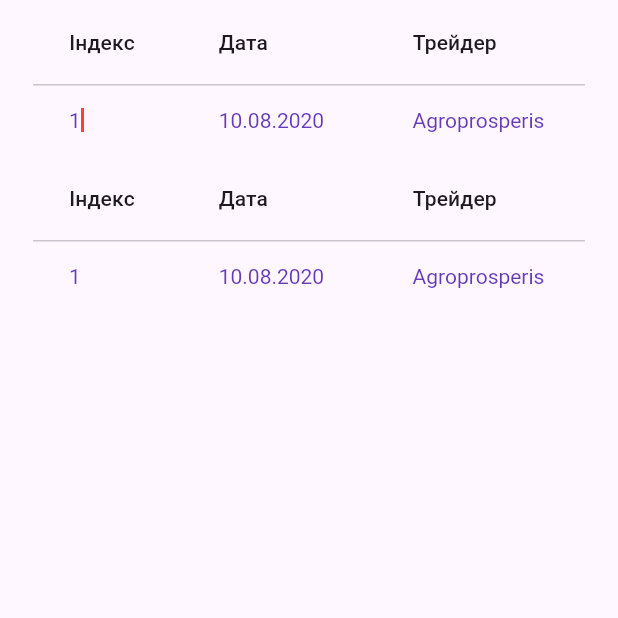
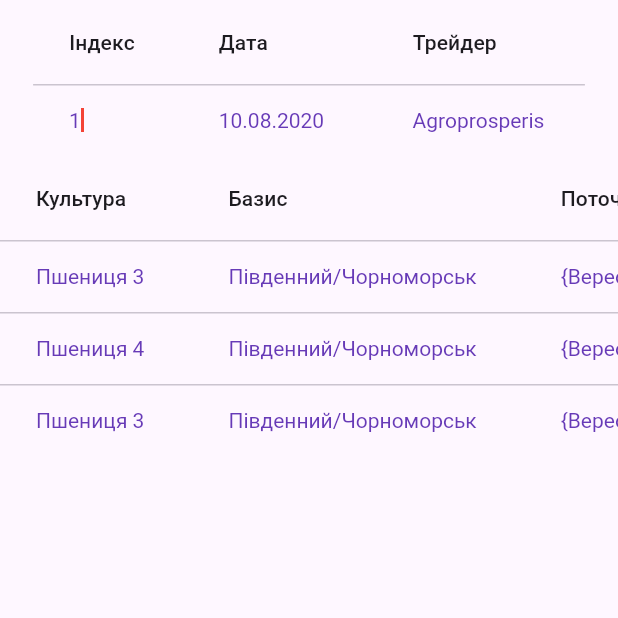
Before and after one commit to NestorBurma1/monitoring_firebase_post, a Flutter app: the screen it shows after launch, on a phone screen of 412 x 824 dp, the top half of it. Run offline on Flutter 3.47's test engine with Material 3 defaults, Android fonts, the light colour scheme and no system bars; our stand-ins replace freezed_annotation.

Commit message:
Hardcoded add 3 products in table

```diff
--- a/lib/consts_ua.dart
+++ b/lib/consts_ua.dart
@@ -3,3 +3,11 @@ class ConstsUa {
   static final List<DateTime> dates = <DateTime>[DateTime(2020, 8, 10)];
   static const List<String> traders = <String>['Agroprosperis'];
 }
+class ConstUaTablePage{
+  static const String index = 'Індекс';
+  static const String date = 'Дата';
+  static const String trader = 'Трейдер';
+  static const String productName = 'Культура';
+  static const String basis = 'Базис';
+  static const String currentPrice = 'Поточна ціна';
+}
--- a/lib/domain/trader_price_table.dart
+++ b/lib/domain/trader_price_table.dart
@@ -20,7 +20,7 @@ class TraderPriceTable with _$TraderPriceTable {
   @override
   final String traderName;
   @override
-  final List<Product>? listProducts;
+  List<Product>? listProducts;
   @override
   final List<String>? listComments;
 }
--- a/lib/presentation/data_add_table.dart
+++ b/lib/presentation/data_add_table.dart
@@ -1,5 +1,7 @@
 import 'package:flutter/material.dart';
+import 'package:monitoring_firebase_post/domain/product.dart';
 
+import '../consts_ua.dart';
 import '../domain/trader_price_table.dart';
 
 class DataAddTable extends StatefulWidget {
@@ -15,23 +17,66 @@ class DataAddTable extends StatefulWidget {
 }
 
 class _DataAddTableState extends State<DataAddTable> {
+  final Product product1Line = Product(product: 'Пшениця 3',
+      basis: 'Південний/Чорноморськ',
+      monthsAndPrices: {'Вересень': '192'});
+  final Product product2Line = Product(product: 'Пшениця 4',
+      basis: 'Південний/Чорноморськ',
+      monthsAndPrices: {'Вересень': '176'});
+  final Product product3Line = Product(product: 'Кукурудза',
+      basis: 'Південний/Чорноморськ',
+      monthsAndPrices: {'Жовтень': '175'});
+
   late TextEditingController textEditingControllerDate =
   TextEditingController();
   late TextEditingController textEditingControllerIndex =
   TextEditingController();
   late TextEditingController textEditingControllerTrader =
   TextEditingController();
-
+  late TextEditingController textEditingControllerProduct1Line =
+  TextEditingController();
+  late TextEditingController textEditingControllerBasisProduct1Line =
+  TextEditingController();
+  late TextEditingController textEditingControllerMonthAndPriceProduct1Line =
+  TextEditingController();
+  late TextEditingController textEditingControllerProduct2Line =
+  TextEditingController();
+  late TextEditingController textEditingControllerBasisProduct2Line =
+  TextEditingController();
+  late TextEditingController textEditingControllerMonthAndPriceProduct2Line =
+  TextEditingController();
+  late TextEditingController textEditingControllerProduct3Line =
+  TextEditingController();
+  late TextEditingController textEditingControllerBasisProduct3Line =
+  TextEditingController();
+  late TextEditingController textEditingControllerMonthAndPriceProduct3Line =
+  TextEditingController();
   @override
   void initState() {
     TraderPriceTable traderPriceTable = widget.traderPriceTable;
     textEditingControllerDate = TextEditingController(
       text:
-          '${getDate(traderPriceTable.dateTime)?.toLocal().day}.${getMonth()}.'
-          '${getDate(traderPriceTable.dateTime)?.toLocal().year}',
+      '${getDate(traderPriceTable.dateTime)
+          ?.toLocal()
+          .day}.${getMonth()}.'
+          '${getDate(traderPriceTable.dateTime)
+          ?.toLocal()
+          .year}',
     );
+    widget.traderPriceTable.listProducts =
+    <Product>[product1Line, product2Line, product1Line];
     textEditingControllerIndex.text = traderPriceTable.id.toString();
     textEditingControllerTrader.text = traderPriceTable.traderName.toString();
+    textEditingControllerProduct1Line.text = traderPriceTable.listProducts![0].product.toString();
+    textEditingControllerBasisProduct1Line.text = traderPriceTable.listProducts![0].basis!.toString();
+    textEditingControllerMonthAndPriceProduct1Line.text = traderPriceTable.listProducts![0].monthsAndPrices.toString();
+    textEditingControllerProduct2Line.text = traderPriceTable.listProducts![1].product.toString();
+    textEditingControllerBasisProduct2Line.text = traderPriceTable.listProducts![1].basis!.toString();
+    textEditingControllerMonthAndPriceProduct2Line.text = traderPriceTable.listProducts![1].monthsAndPrices.toString();
+    textEditingControllerProduct3Line.text = traderPriceTable.listProducts![2].product.toString();
+    textEditingControllerBasisProduct3Line.text = traderPriceTable.listProducts![2].basis!.toString();
+    textEditingControllerMonthAndPriceProduct3Line.text = traderPriceTable.listProducts![2].monthsAndPrices.toString();
+
     super.initState();
   }
 
@@ -61,13 +106,13 @@ class _DataAddTableState extends State<DataAddTable> {
           DataTable(
             columns: const [
               DataColumn(
-                label: Text('Індекс'),
+                label: Text(ConstUaTablePage.index),
               ),
               DataColumn(
-                label: Text('Дата'),
+                label: Text(ConstUaTablePage.date),
               ),
               DataColumn(
-                label: Text('Трейдер'),
+                label: Text(ConstUaTablePage.trader),
               ),
             ],
             rows: [
@@ -90,28 +135,56 @@ class _DataAddTableState extends State<DataAddTable> {
           DataTable(
             columns: const [
               DataColumn(
-                label: Text('Індекс'),
+                label: Text(ConstUaTablePage.productName),
               ),
               DataColumn(
-                label: Text('Дата'),
+                label: Text(ConstUaTablePage.basis),
               ),
               DataColumn(
-                label: Text('Трейдер'),
+                label: Text(ConstUaTablePage.currentPrice),
               ),
             ],
             rows: [
               DataRow(cells: [
                 DataCell(
                   DataEditableText(
-                      textEditingController: textEditingControllerIndex),
+                      textEditingController: textEditingControllerProduct1Line),
                 ),
                 DataCell(
                   DataEditableText(
-                      textEditingController: textEditingControllerDate),
+                      textEditingController: textEditingControllerBasisProduct1Line),
                 ),
                 DataCell(
                   DataEditableText(
-                      textEditingController: textEditingControllerTrader),
+                      textEditingController: textEditingControllerMonthAndPriceProduct1Line),
+                ),
+              ]),
+              DataRow(cells: [
+                DataCell(
+                  DataEditableText(
+                      textEditingController: textEditingControllerProduct2Line),
+                ),
+                DataCell(
+                  DataEditableText(
+                      textEditingController: textEditingControllerBasisProduct2Line),
+                ),
+                DataCell(
+                  DataEditableText(
+                      textEditingController: textEditingControllerMonthAndPriceProduct2Line),
+                ),
+              ]),
+              DataRow(cells: [
+                DataCell(
+                  DataEditableText(
+                      textEditingController: textEditingControllerProduct3Line),
+                ),
+                DataCell(
+                  DataEditableText(
+                      textEditingController: textEditingControllerBasisProduct3Line),
+                ),
+                DataCell(
+                  DataEditableText(
+                      textEditingController: textEditingControllerMonthAndPriceProduct3Line),
                 ),
               ]),
             ],
```
Lines whose indentation alone changed are shown as unchanged.
